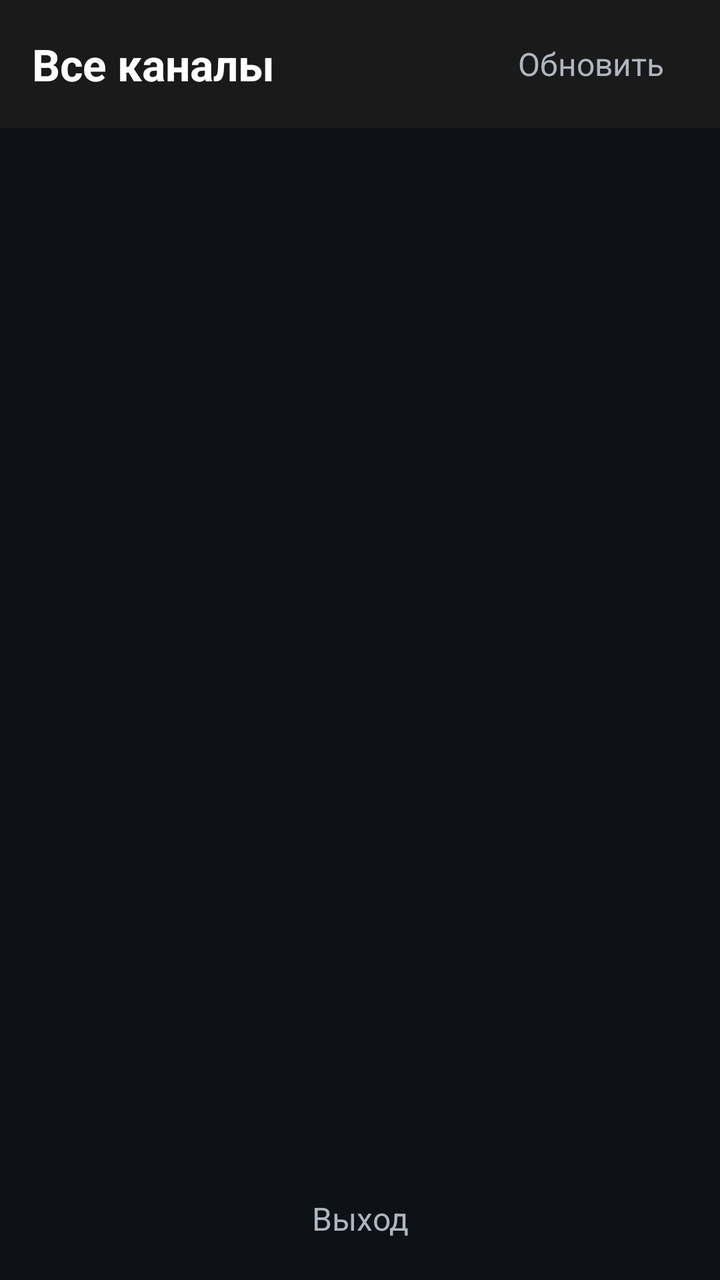
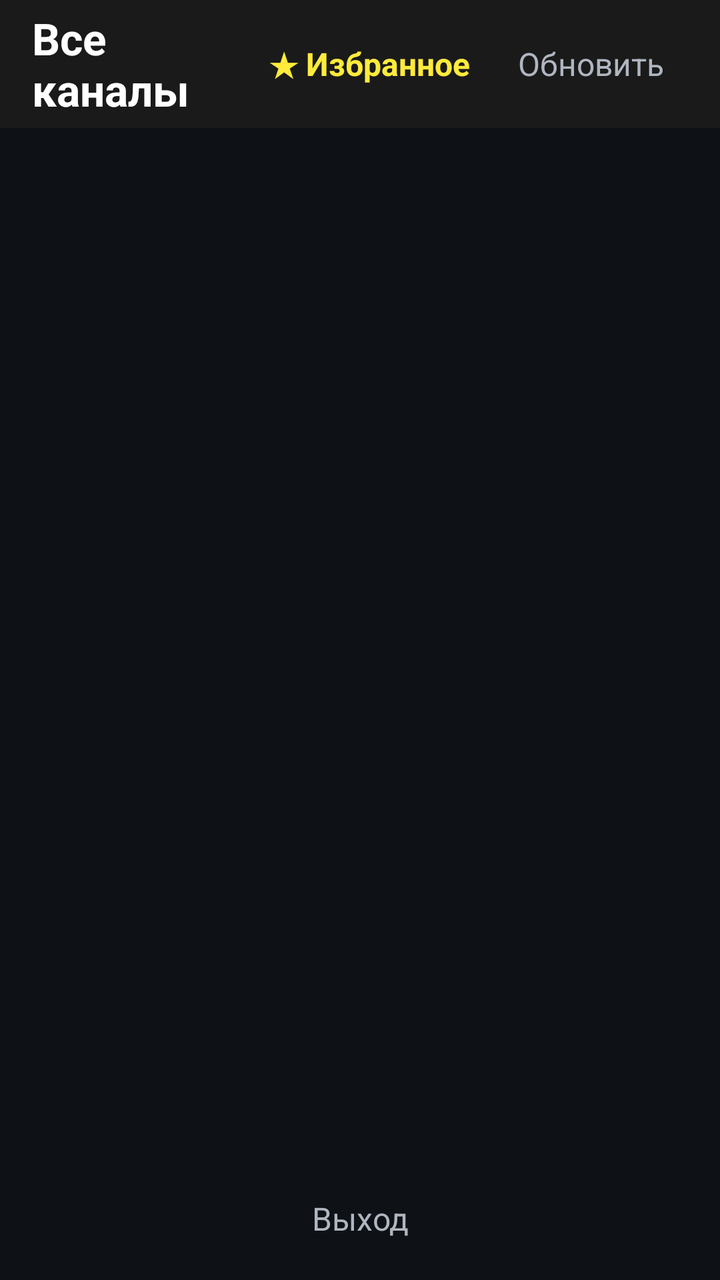

Screens rendered from an Android XML layout before and after an edit, with the pre-edit source and the edit as a unified diff.
<!-- AndroidManifest.xml: application theme Theme.TVPlayer -->
<!-- res/layout/activity_main.xml -->
<?xml version="1.0" encoding="utf-8"?>
<androidx.constraintlayout.widget.ConstraintLayout
    xmlns:android="http://schemas.android.com/apk/res/android"
    xmlns:app="http://schemas.android.com/apk/res-auto"
    android:layout_width="match_parent"
    android:layout_height="match_parent"
    android:background="@color/bg">

    <LinearLayout
        android:id="@+id/topBar"
        android:layout_width="match_parent"
        android:layout_height="64dp"
        android:orientation="horizontal"
        android:background="#1A1A1A"
        android:gravity="center_vertical"
        android:paddingHorizontal="16dp"
        app:layout_constraintTop_toTopOf="parent">

        <TextView
            android:layout_width="0dp"
            android:layout_height="wrap_content"
            android:layout_weight="1"
            android:text="Все каналы"
            android:textColor="@color/text"
            android:textSize="22sp"
            android:textStyle="bold" />

        <TextView
            android:id="@+id/btnRefresh"
            android:layout_width="wrap_content"
            android:layout_height="wrap_content"
            android:text="Обновить"
            android:textColor="@color/text_dim"
            android:textSize="16sp"
            android:padding="12dp"
            android:background="?attr/selectableItemBackground" />
    </LinearLayout>

    <androidx.recyclerview.widget.RecyclerView
        android:id="@+id/recycler"
        android:layout_width="0dp"
        android:layout_height="0dp"
        android:padding="8dp"
        android:clipToPadding="false"
        app:layout_constraintTop_toBottomOf="@id/topBar"
        app:layout_constraintBottom_toTopOf="@id/btnExit"
        app:layout_constraintStart_toStartOf="parent"
        app:layout_constraintEnd_toEndOf="parent" />

    <TextView
        android:id="@+id/btnExit"
        android:layout_width="match_parent"
        android:layout_height="wrap_content"
        android:text="Выход"
        android:textColor="@color/text_dim"
        android:textSize="16sp"
        android:gravity="center"
        android:padding="20dp"
        android:background="?attr/selectableItemBackground"
        app:layout_constraintBottom_toBottomOf="parent" />

    <ProgressBar
        android:id="@+id/progress"
        android:layout_width="wrap_content"
        android:layout_height="wrap_content"
        app:layout_constraintTop_toTopOf="@id/recycler"
        app:layout_constraintBottom_toBottomOf="@id/recycler"
        app:layout_constraintStart_toStartOf="parent"
        app:layout_constraintEnd_toEndOf="parent" />

    <TextView
        android:id="@+id/error"
        android:layout_width="wrap_content"
        android:layout_height="wrap_content"
        android:textColor="@color/text_dim"
        android:visibility="gone"
        app:layout_constraintTop_toTopOf="@id/recycler"
        app:layout_constraintBottom_toBottomOf="@id/recycler"
        app:layout_constraintStart_toStartOf="parent"
        app:layout_constraintEnd_toEndOf="parent" />
</androidx.constraintlayout.widget.ConstraintLayout>
<!-- resources referenced by this layout -->
<resources>
  <color name="bg">#FF0E1116</color>
  <color name="text">#FFFFFFFF</color>
  <color name="text_dim">#FFB0B6C0</color>
  <style name="Theme.TVPlayer" parent="Theme.AppCompat.NoActionBar">
          <item name="android:windowBackground">@color/bg</item>
          <item name="android:statusBarColor">@color/bg</item>
          <item name="android:navigationBarColor">@color/bg</item>
          <item name="android:textColor">@color/text</item>
      </style>
</resources>

<!-- the commit's change to res/layout/activity_main.xml (unified diff, before → after) -->
@@ -5,7 +5,6 @@
     android:layout_width="match_parent"
     android:layout_height="match_parent"
     android:background="@color/bg">
-
     <LinearLayout
         android:id="@+id/topBar"
         android:layout_width="match_parent"
@@ -15,8 +14,8 @@
         android:gravity="center_vertical"
         android:paddingHorizontal="16dp"
         app:layout_constraintTop_toTopOf="parent">
-
         <TextView
+            android:id="@+id/txtTitle"
             android:layout_width="0dp"
             android:layout_height="wrap_content"
             android:layout_weight="1"
@@ -24,7 +23,16 @@
             android:textColor="@color/text"
             android:textSize="22sp"
             android:textStyle="bold" />
-
+        <TextView
+            android:id="@+id/btnFavFilter"
+            android:layout_width="wrap_content"
+            android:layout_height="wrap_content"
+            android:text="★ Избранное"
+            android:textColor="#FFEB3B"
+            android:textSize="16sp"
+            android:textStyle="bold"
+            android:padding="12dp"
+            android:background="?attr/selectableItemBackground" />
         <TextView
             android:id="@+id/btnRefresh"
             android:layout_width="wrap_content"
@@ -35,7 +43,6 @@
             android:padding="12dp"
             android:background="?attr/selectableItemBackground" />
     </LinearLayout>
-
     <androidx.recyclerview.widget.RecyclerView
         android:id="@+id/recycler"
         android:layout_width="0dp"
@@ -46,7 +53,6 @@
         app:layout_constraintBottom_toTopOf="@id/btnExit"
         app:layout_constraintStart_toStartOf="parent"
         app:layout_constraintEnd_toEndOf="parent" />
-
     <TextView
         android:id="@+id/btnExit"
         android:layout_width="match_parent"
@@ -58,7 +64,6 @@
         android:padding="20dp"
         android:background="?attr/selectableItemBackground"
         app:layout_constraintBottom_toBottomOf="parent" />
-
     <ProgressBar
         android:id="@+id/progress"
         android:layout_width="wrap_content"
@@ -67,7 +72,6 @@
         app:layout_constraintBottom_toBottomOf="@id/recycler"
         app:layout_constraintStart_toStartOf="parent"
         app:layout_constraintEnd_toEndOf="parent" />
-
     <TextView
         android:id="@+id/error"
         android:layout_width="wrap_content"
